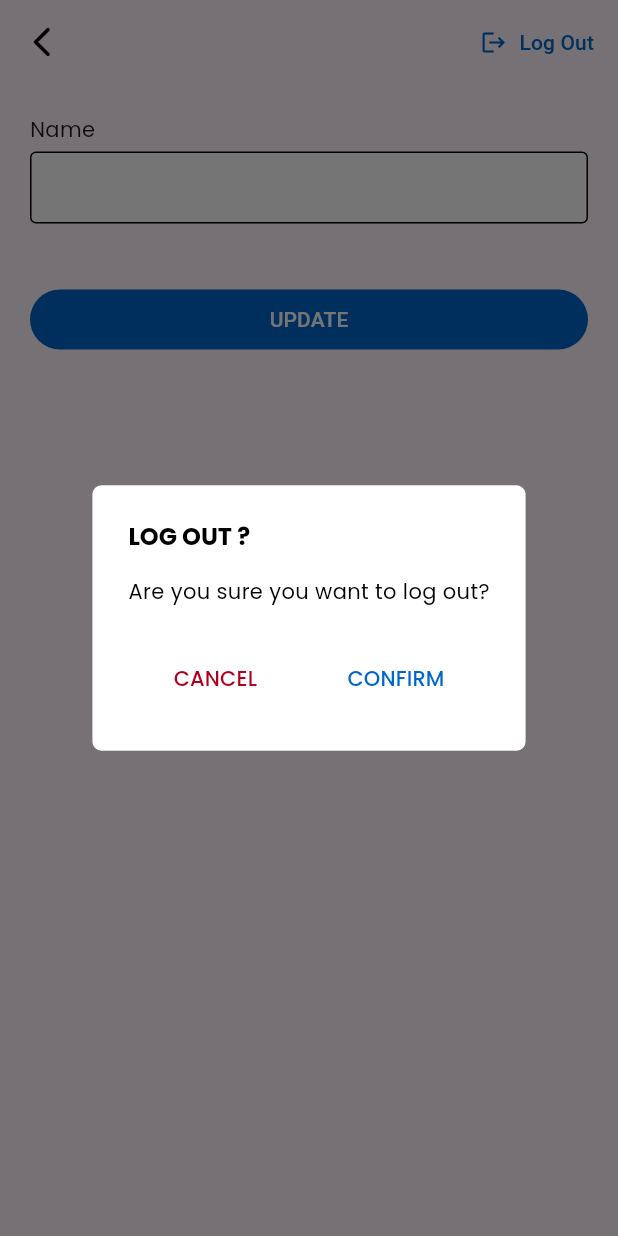
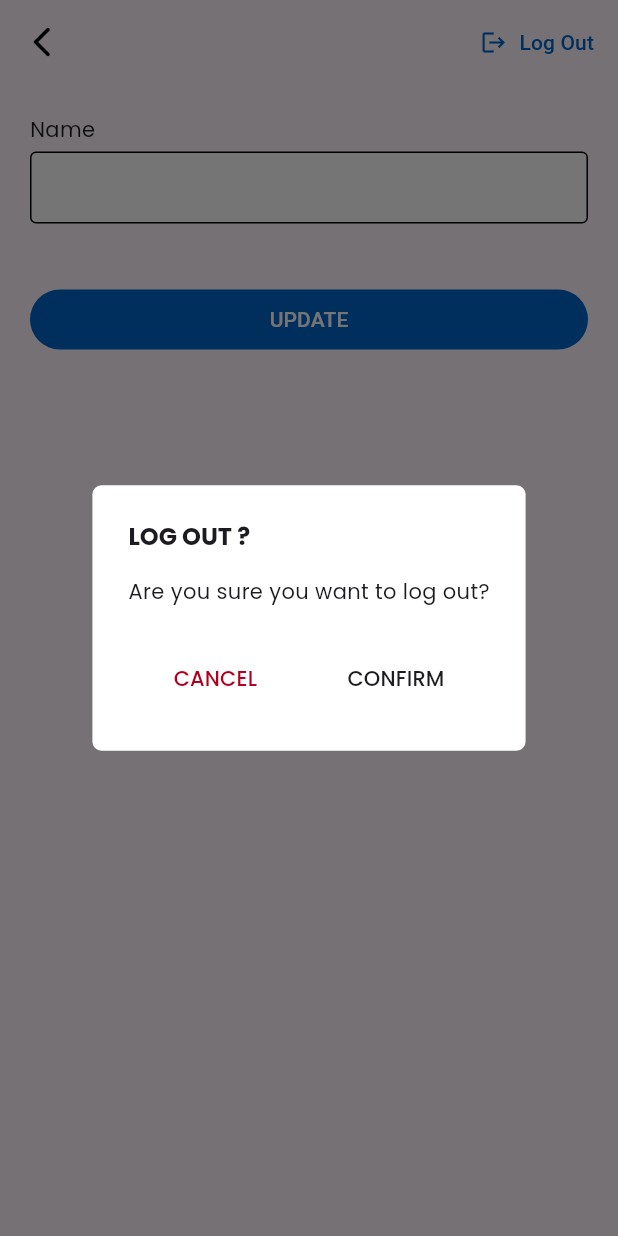
Before and after one commit to lewiseman/solutech_habit_quest, a Flutter app: the ProfileEditPage screen opened by its route, after a tap on "Log Out", on a phone screen of 412 x 824 dp. Run offline on Flutter 3.47's test engine with Material 3 defaults, Android fonts, the phone set to English and light mode, and no system bars; our stand-ins replace appwrite, fl_chart, flutter_animate, flutter_calendar_carousel, flutter_local_notifications, flutter_riverpod and 8 more; missing offline and left inert: carousel_slider_plus; accounts and stored records are empty; network calls fail; statements that could not run were skipped.

Commit message:
fix web log out

```diff
--- a/lib/components/placeholders.dart
+++ b/lib/components/placeholders.dart
@@ -52,7 +52,7 @@ class AppDialog {
               ? Text(
                   title,
                   style: TextStyle(
-                    color: theme.colorScheme.onSurface,
+                    color: theme.textTheme.bodyMedium!.color,
                     fontFamily: AppTheme.poppinsFont,
                     fontWeight: FontWeight.bold,
                     fontSize: 16,
@@ -63,7 +63,7 @@ class AppDialog {
               ? Text(
                   message,
                   style: TextStyle(
-                    color: theme.colorScheme.onSurface,
+                    color: theme.textTheme.bodyMedium!.color,
                     fontFamily: AppTheme.poppinsFont,
                   ),
                 )
@@ -82,10 +82,11 @@ class AppDialog {
             ),
             TextButton(
               onPressed: () => Navigator.pop(context, true),
-              child: const Text(
+              child: Text(
                 'CONFIRM',
                 style: TextStyle(
                   fontFamily: AppTheme.poppinsFont,
+                  color: theme.textTheme.bodyMedium!.color,
                 ),
               ),
             ),
--- a/lib/modules/journey/views/my_habits/my_habits.dart
+++ b/lib/modules/journey/views/my_habits/my_habits.dart
@@ -36,7 +36,9 @@ class MyHabitsSection extends ConsumerWidget {
               final habit = habits[index];
               return ListTile(
                 leading: CircleAvatar(
-                  backgroundColor: Colors.grey.shade200,
+                  backgroundColor: context.isDarkMode
+                      ? Colors.grey.shade800
+                      : Colors.grey.shade200,
                   child: Text(
                     habit.emoji,
                     style: TextStyle(
--- a/lib/modules/user/services/user_srv.dart
+++ b/lib/modules/user/services/user_srv.dart
@@ -1,5 +1,6 @@
 import 'package:appwrite/enums.dart';
 import 'package:appwrite/models.dart' as models;
+import 'package:flutter/foundation.dart';
 import 'package:habit_quest/common.dart';
 import 'package:habit_quest/modules/user/services/rewards_helper.dart';
 import 'package:habit_quest/router.dart';
@@ -266,7 +267,9 @@ class UserServiceNotifier extends StateNotifier<models.User?> {
     }
     await AppRepository.instance.clear();
     await CacheStorage.instance.delete();
-    await NotificationHelper.deleteAll();
+    if (!kIsWeb) {
+      await NotificationHelper.deleteAll();
+    }
     ref.read(appRouteService).refreshUser();
     state = null;
   }
```
